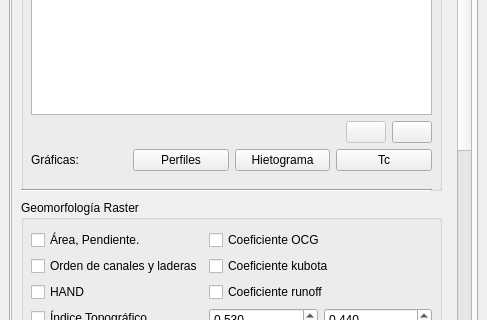
The window that qgisplugin/HydroSEDPlugin_dockwidget_base.ui (nicolas998/WMF) describes before a commit, drawn with Qt 5; both pictures show x 0 to 487 and y 295 to 615 of the 487 by 936 pixel window.
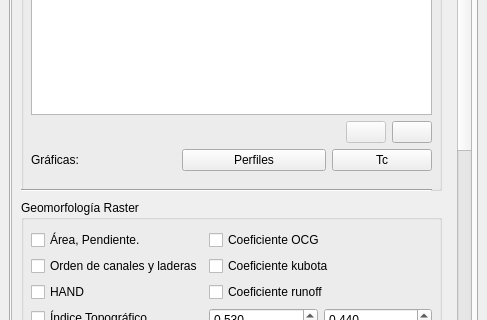
The same window after the commit. The open tabs and pages were chosen to show the change. Icons and pictures are not drawn.

Commit message: funciona el plot de la curva hipsometrica y perfil

Diff of the .ui file:
```diff
--- a/qgisplugin/HydroSEDPlugin_dockwidget_base.ui
+++ b/qgisplugin/HydroSEDPlugin_dockwidget_base.ui
@@ -2839,25 +2839,6 @@
                       </property>
                      </widget>
                     </item>
-                    <item>
-                     <widget class="QPushButton" name="Button_GeomorfoHietograma">
-                      <property name="minimumSize">
-                       <size>
-                        <width>10</width>
-                        <height>0</height>
-                       </size>
-                      </property>
-                      <property name="toolTip">
-                       <string>Ejecuta la interpolación para la cuenca con los parámetros dados.</string>
-                      </property>
-                      <property name="whatsThis">
-                       <string>Ejecuta la interpolación para la cuenca con los parámetros dados.</string>
-                      </property>
-                      <property name="text">
-                       <string>Hietograma</string>
-                      </property>
-                     </widget>
-                    </item>
                     <item>
                      <widget class="QPushButton" name="Button_GeomorfoTc">
                       <property name="minimumSize">
```
Left out of the diff: 16 changed lines with no effect on the pictures. The commit also changes 2 other files.
